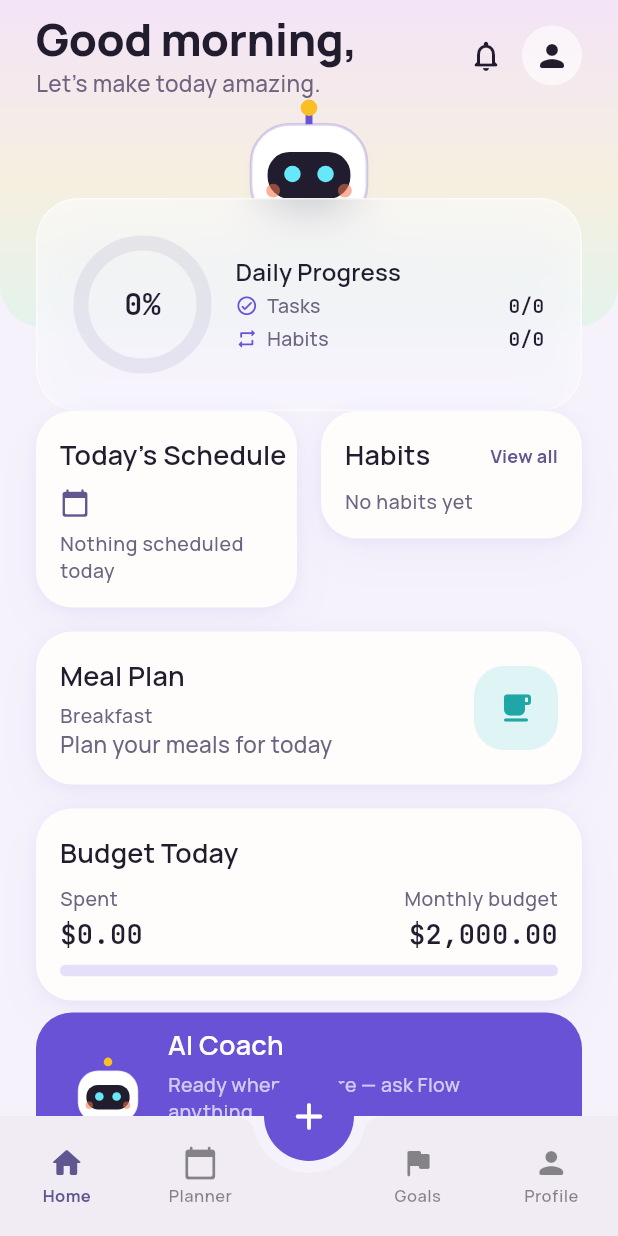
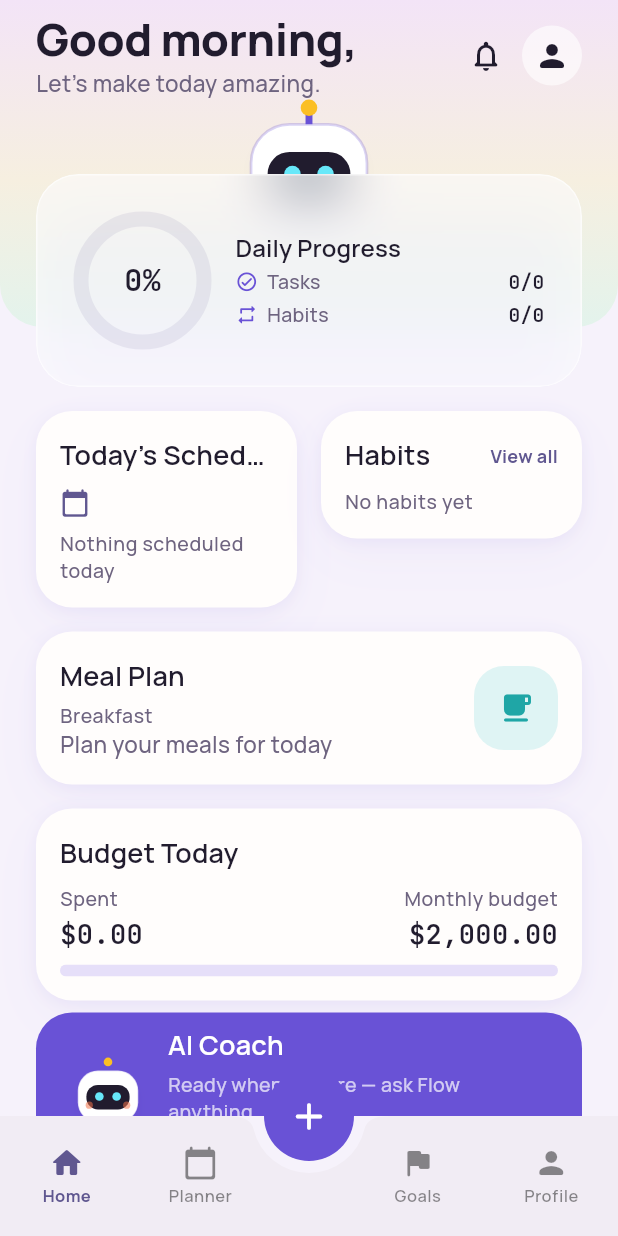
Before and after one commit to robyntjiesnathan-hash/lifeflowAI, a Flutter app: the HomeScreen screen opened by its route, on a phone screen of 412 x 824 dp. Run offline on Flutter 3.47's test engine with Material 3 defaults, Android fonts, the phone set to English and light mode, and no system bars; drawn by our look-alikes of flutter_animate; our stand-ins replace cached_network_image, cloud_firestore, firebase_auth, firebase_core, firebase_storage, fl_chart and 11 more; accounts and stored records are empty; generated files the repository leaves out were written again.

Commit message:
Fix Daily Progress card spacing and SectionHeader text overflow
The Daily Progress card's bottom edge landed flush against the
Today's Schedule/Habits row below it with no visible gap. Pulled the
card up (Positioned bottom: -56 -> -40) so it now sits a clear 16px
above that row instead of touching it.

SectionHeader's title Text had no Expanded wrapper or overflow
handling, so on a narrow half-width card (Today's Schedule, sharing a
Row with Habits) a title like "Today's Schedule" could overflow past
the card's edge instead of wrapping/truncating — this didn't show up
in headless screenshot testing since it only reproduces under real
device font-scaling/width constraints. Wrapped the title in Expanded
with maxLines: 1 and TextOverflow.ellipsis so it always stays inside
the card, and added a small gap before the optional action label.

```diff
--- a/lib/core/widgets/section_header.dart
+++ b/lib/core/widgets/section_header.dart
@@ -19,8 +19,16 @@ class SectionHeader extends StatelessWidget {
       child: Row(
         mainAxisAlignment: MainAxisAlignment.spaceBetween,
         children: [
-          Text(title, style: theme.textTheme.titleMedium),
-          if (actionLabel != null)
+          Expanded(
+            child: Text(
+              title,
+              style: theme.textTheme.titleMedium,
+              maxLines: 1,
+              overflow: TextOverflow.ellipsis,
+            ),
+          ),
+          if (actionLabel != null) ...[
+            const SizedBox(width: AppSpacing.sm),
             GestureDetector(
               onTap: onAction,
               child: Text(
@@ -28,6 +36,7 @@ class SectionHeader extends StatelessWidget {
                 style: theme.textTheme.labelMedium?.copyWith(color: theme.colorScheme.primary),
               ),
             ),
+          ],
         ],
       ),
     );
--- a/lib/features/home/presentation/screens/home_screen.dart
+++ b/lib/features/home/presentation/screens/home_screen.dart
@@ -95,13 +95,13 @@ class HomeScreen extends ConsumerWidget {
                 habits: habits,
                 todaysTasks: todaysTasks,
               ),
-              // The hero's floating Daily Progress card pokes 56px below the
-              // hero's own box (see _HeroScene's `bottom: -56`); this gap
-              // must clear that overflow or the next row paints on top of
-              // the card's bottom edge, hiding its rounded corner and stats.
-              // The gaps below are trimmed by the same 32px this grew by, so
-              // the AI Coach card lands where it was already tuned to clear
-              // the docked FAB.
+              // The hero's floating Daily Progress card pokes 40px below the
+              // hero's own box (see _HeroScene's `bottom: -40`); this 56px
+              // gap clears that overflow with a visible 16px to spare, so
+              // the next row doesn't land flush against the card's bottom
+              // edge. The gaps below are trimmed by 32px versus the original
+              // 24px spacer, so the AI Coach card still lands where it was
+              // already tuned to clear the docked FAB.
               const SizedBox(height: 56),
               Padding(
                 padding: const EdgeInsets.fromLTRB(AppSpacing.lg, 0, AppSpacing.lg, 140),
@@ -214,7 +214,11 @@ class _HeroScene extends StatelessWidget {
         Positioned(
           left: AppSpacing.lg,
           right: AppSpacing.lg,
-          bottom: -56,
+          // Pulled up from -56 so the card's bottom edge sits a visible 16px
+          // above the Today's Schedule/Habits row below it (see the 56px
+          // spacer after _HeroScene in HomeScreen.build) instead of landing
+          // flush against it.
+          bottom: -40,
           child: FloatingGlassCard(
             child: Row(
               children: [
```
